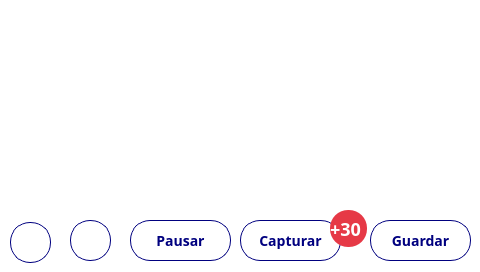
This is src/views/Monitoring.ui in Giocerz/water_quality_rpi as Qt 5 draws it before an edit. The edited form follows.
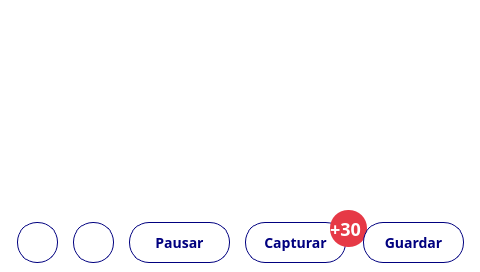
This is the edited form.

The edit to the form file:
```diff
--- a/src/views/Monitoring.ui
+++ b/src/views/Monitoring.ui
@@ -35,27 +35,11 @@
 </string>
   </property>
   <widget class="QWidget" name="centralwidget">
-   <widget class="QPushButton" name="saveBtn">
-    <property name="geometry">
-     <rect>
-      <x>370</x>
-      <y>220</y>
-      <width>101</width>
-      <height>41</height>
-     </rect>
-    </property>
-    <property name="styleSheet">
-     <string notr="true">border-radius: 20px;</string>
-    </property>
-    <property name="text">
-     <string>Guardar</string>
-    </property>
-   </widget>
    <widget class="QPushButton" name="pauseBtn">
     <property name="geometry">
      <rect>
-      <x>130</x>
-      <y>220</y>
+      <x>129</x>
+      <y>222</y>
       <width>101</width>
       <height>41</height>
      </rect>
@@ -70,7 +54,7 @@
    <widget class="QPushButton" name="backBtn">
     <property name="geometry">
      <rect>
-      <x>10</x>
+      <x>17</x>
       <y>222</y>
       <width>41</width>
       <height>41</height>
@@ -92,8 +76,8 @@
    <widget class="QPushButton" name="captureBtn">
     <property name="geometry">
      <rect>
-      <x>240</x>
-      <y>220</y>
+      <x>245</x>
+      <y>222</y>
       <width>101</width>
       <height>41</height>
      </rect>
@@ -139,8 +123,8 @@
    <widget class="QPushButton" name="optionsBtn">
     <property name="geometry">
      <rect>
-      <x>70</x>
-      <y>220</y>
+      <x>73</x>
+      <y>222</y>
       <width>41</width>
       <height>41</height>
      </rect>
@@ -158,13 +142,29 @@
      <string/>
     </property>
    </widget>
+   <widget class="QPushButton" name="saveBtn">
+    <property name="geometry">
+     <rect>
+      <x>363</x>
+      <y>222</y>
+      <width>101</width>
+      <height>41</height>
+     </rect>
+    </property>
+    <property name="styleSheet">
+     <string notr="true">border-radius: 20px;</string>
+    </property>
+    <property name="text">
+     <string>Guardar</string>
+    </property>
+   </widget>
    <zorder>indicatorsWidget</zorder>
-   <zorder>saveBtn</zorder>
    <zorder>pauseBtn</zorder>
    <zorder>backBtn</zorder>
    <zorder>captureBtn</zorder>
    <zorder>captureCountLbl</zorder>
    <zorder>optionsBtn</zorder>
+   <zorder>saveBtn</zorder>
   </widget>
  </widget>
  <resources/>
```
